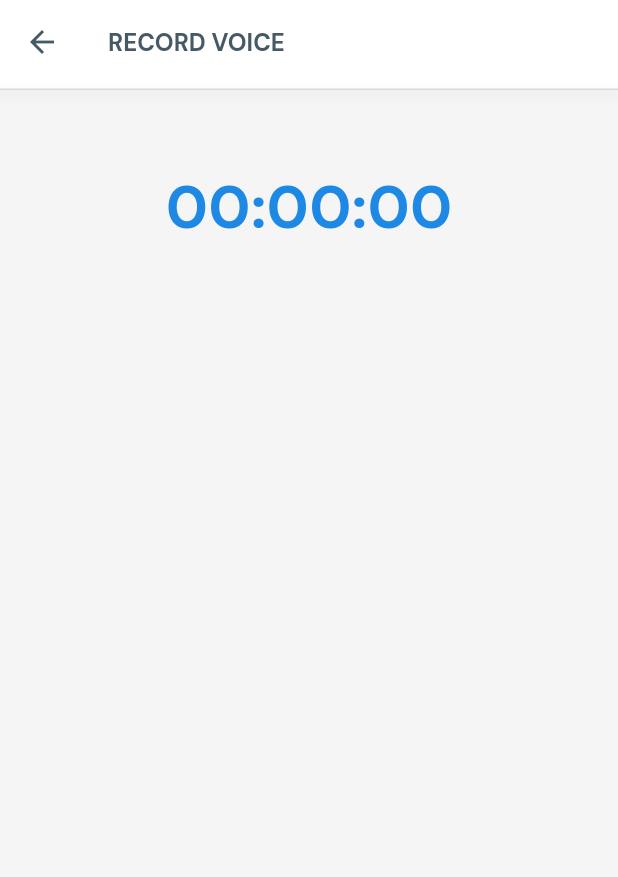
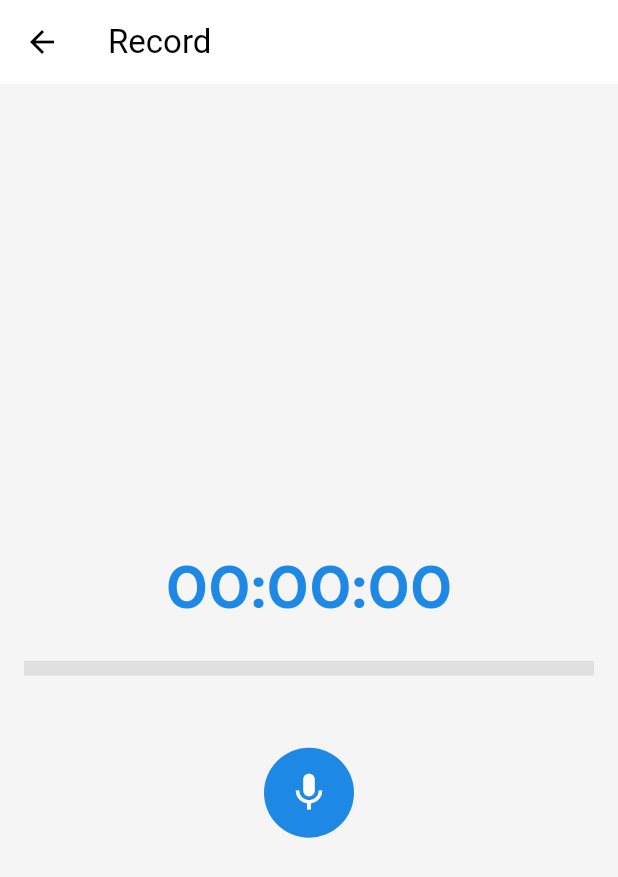
Before and after one commit to benson09121/insightify, a Flutter app: the Record screen opened by its route, on a phone screen of 412 x 824 dp. Shown: the top 877 px of the screen. Run offline on Flutter 3.47's test engine with Material 3 defaults, Android fonts, the light colour scheme and no system bars; our stand-ins replace firebase_auth, firebase_core, google_fonts, google_sign_in; accounts and stored records are empty; Roboto replaces fonts that are missing (Montserrat).

Commit message:
improved record

```diff
--- a/lib/main.dart
+++ b/lib/main.dart
@@ -60,7 +60,7 @@ class MyApp extends StatelessWidget {
         '/home': (context) => const Home(),
         '/scan': (context) => const Scan(),
         '/summarized': (context) => const Summarized(),
-        '/record': (context) => const Record(),
+        '/record': (context) => Record(),
       },
     );
   }
--- a/lib/pages/record.dart
+++ b/lib/pages/record.dart
@@ -1,60 +1,44 @@
-import 'package:firebase_auth/firebase_auth.dart';
 import 'package:flutter/material.dart';
 import 'package:google_fonts/google_fonts.dart';
 
 class Record extends StatefulWidget {
-  const Record({super.key});
-
   @override
-  State<Record> createState() => _RecordState();
+  _RecordPageState createState() => _RecordPageState();
 }
 
-class _RecordState extends State<Record> {
-  int _selectedIndex = 0;
+class _RecordPageState extends State<Record> {
+  bool isRecording = false;
+  double progress = 0.0;
+  final List<double> _waveformData = [];
 
-  void _onItemTapped(int index) {
+  void _toggleRecording() {
     setState(() {
-      _selectedIndex = index;
+      isRecording = !isRecording;
+      if (isRecording) {
+        // Start recording and update progress
+        progress = 0.5; // Example progress value
+        // Add your recording logic here
+      } else {
+        // Stop recording
+        progress = 0.0;
+        // Add your stop recording logic here
+      }
     });
   }
 
   @override
+  void dispose() {
+    super.dispose();
+  }
+
+  @override
   Widget build(BuildContext context) {
-
     return Scaffold(
       appBar: AppBar(
-        title: Text(
-          'RECORD VOICE',
-          style: GoogleFonts.dmSans(
-            fontWeight: FontWeight.bold,
-            color: Color(0xFF455A64),
-            fontSize: 16.0,
-          ),
-        ),
-        iconTheme: IconThemeData(
-          color: Color(0xFF455A64), // Change this to your desired color
-        ),
-        actions: [],
-        bottom: PreferredSize(
-          preferredSize: Size.fromHeight(4.0),
-          child: Container(
-            decoration: BoxDecoration(
-              color: Color(0xFFD9D9D9),
-              boxShadow: [
-                BoxShadow(
-                  color: Colors.grey.withOpacity(0.1),
-                  spreadRadius: 2,
-                  blurRadius: 5,
-                  offset: Offset(0, 3), // changes position of shadow
-                ),
-              ],
-            ),
-            height: 1.0,
-          ),
-        ),
+        title: Text('Record'),
       ),
-
       body: Column(
+        mainAxisAlignment: MainAxisAlignment.center,
         children: [
           SizedBox(height: 50.0),
           Center(
@@ -66,10 +50,47 @@ class _RecordState extends State<Record> {
                 fontSize: 40.0,
               ),
             ),
-          )
+          ),
+          SizedBox(height: 20.0),
+          Padding(
+            padding: const EdgeInsets.symmetric(horizontal: 16.0),
+            child: LinearProgressIndicator(
+              value: progress,
+              backgroundColor: Colors.grey[300],
+              color: Color(0xFF1E88E5),
+              minHeight: 10.0,
+            ),
+          ),
+          SizedBox(height: 20.0),
+          // Container(
+          //   height: 100.0,
+          //   width: double.infinity,
+          //   child: AudioWaveforms(
+          //     waveData: _waveformData,
+          //     size: Size(double.infinity, 100.0),
+          //     waveStyle: WaveStyle(
+          //       waveColor: Color(0xFF1E88E5),
+          //       extendWaveform: true,
+          //       showMiddleLine: false,
+          //     ),
+          //   ),
+          // ),
+          SizedBox(height: 20.0),
+          IconButton(
+            icon: CircleAvatar(
+              radius: 30, // Adjust the radius to make it circular
+              backgroundColor: isRecording ? Colors.red : Color(0xFF1E88E5),
+              child: Icon(
+                isRecording ? Icons.stop : Icons.mic,
+                color: Colors.white,
+                size: 30, // Adjust the size of the icon
+              ),
+            ),
+            iconSize: 60, // Adjust the size of the IconButton
+            onPressed: _toggleRecording,
+          ),
         ],
       ),
-
     );
   }
 }
--- a/pubspec.yaml
+++ b/pubspec.yaml
@@ -39,7 +39,6 @@ dependencies:
   cloud_firestore: ^5.6.1
   flutter_dotenv: ^5.2.1
   google_fonts: ^6.2.1
-  cached_network_image: ^3.2.0
   google_sign_in: ^6.2.2
 
 dev_dependencies:
```
Also changed, not shown: pubspec.lock, 1 other file.
